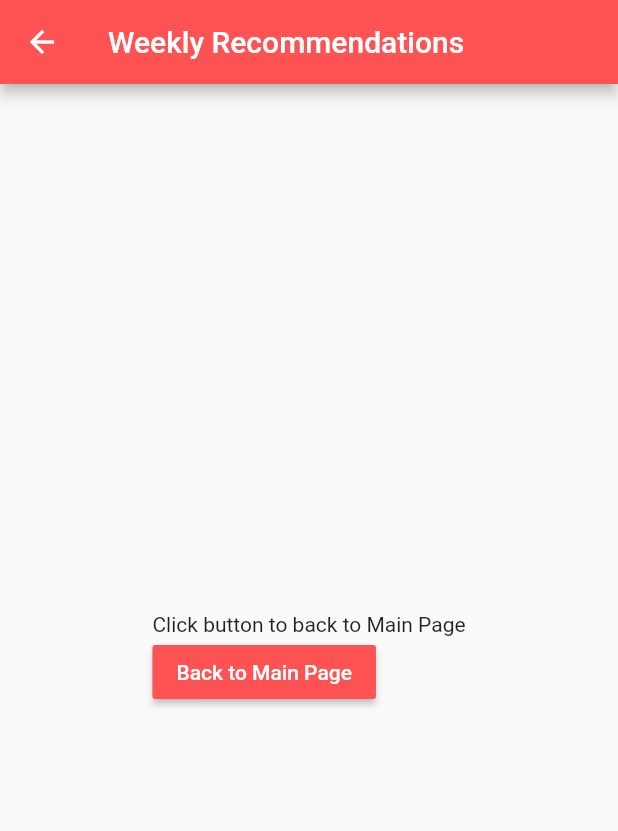
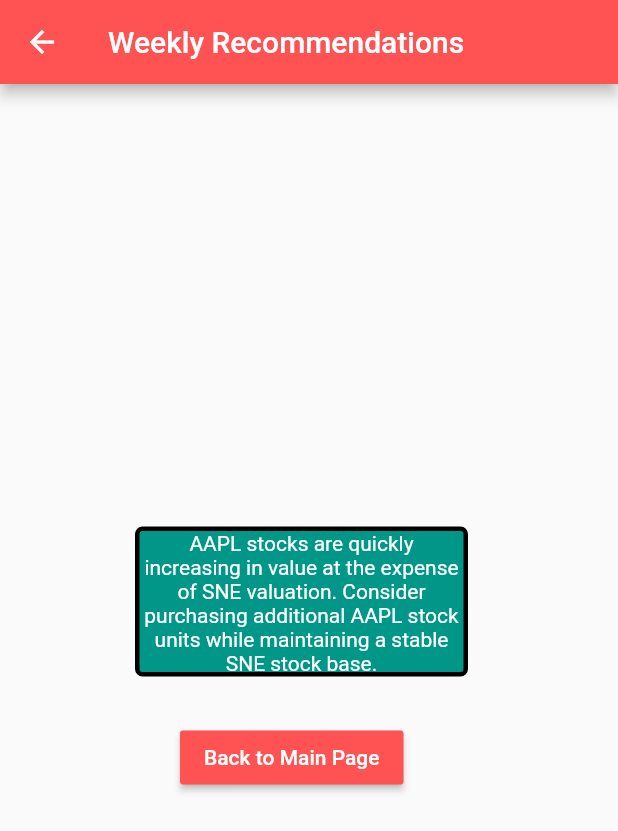
Before and after one commit to shreyachalla/sprout-dsc, a Flutter app: the screen it shows after launch, after a tap on "Here is how", on a phone screen of 412 x 824 dp. Shown: the top 831 px of the screen. Run offline on Flutter 3.47's test engine with Material 2 defaults, Android fonts, the phone set to English and light mode, and no system bars; our stand-ins replace pie_chart; network calls fail.

Commit message:
Small tweaks

```diff
--- a/sprout_project/lib/home.dart
+++ b/sprout_project/lib/home.dart
@@ -1,3 +1,4 @@
+import 'package:flutter/cupertino.dart';
 import 'package:flutter/material.dart';
 
 void main() {
@@ -94,16 +95,34 @@
           mainAxisAlignment: MainAxisAlignment.center,
           crossAxisAlignment: CrossAxisAlignment.start,
           children: <Widget>[
-            Text('Click button to back to Main Page'),
-            RaisedButton(
+            Container(
+              margin: EdgeInsets.fromLTRB(90, 0, 100, 0),
+              height: 100,
+              width: 400,
+              alignment: Alignment.center,
+              decoration: BoxDecoration(
+                border: Border.all(
+                    width: 3.0
+                ),
+                borderRadius: BorderRadius.all(
+                    Radius.circular(5.0) //                 <--- border radius here
+                ),
+                  color: Colors.teal
+              ),
+              child: Text('AAPL stocks are quickly increasing in value at the expense of SNE valuation. Consider purchasing additional AAPL stock units while maintaining a stable SNE stock base.', textAlign: TextAlign.center,
+                style: TextStyle(fontSize: 14, color: Colors.white)),
+            ),
+        Container(
+            margin : EdgeInsets.fromLTRB(120, 30, 0, 0),
+            child: RaisedButton(
               textColor: Colors.white,
               color: Colors.redAccent,
               child: Text('Back to Main Page'),
               onPressed: () {
-                backToMainPage(context);
-              },
-            )
-          ],
+            backToMainPage(context);
+          },
+        )
+        )],
         ),
       ),
     );
--- a/sprout_project/lib/outline.dart
+++ b/sprout_project/lib/outline.dart
@@ -22,7 +22,8 @@
         child: Column(
           mainAxisAlignment: MainAxisAlignment.center,
           children: <Widget>[
-            Image(image: AssetImage('lib/Graph.png'), height: 300, width: 400),
+            Image(image: AssetImage('lib/ProgressCircle-20.png'), height: 70, width: 80),
+            Image(image: AssetImage('lib/Graph.png'), height: 270, width: 400),
             Text(
               'Looking good, [person].',
               style: TextStyle(
--- a/sprout_project/lib/portfolio.dart
+++ b/sprout_project/lib/portfolio.dart
@@ -156,7 +156,14 @@
           mainAxisAlignment: MainAxisAlignment.end,
           crossAxisAlignment: CrossAxisAlignment.start,
           children: <Widget>[
-            Image(image: AssetImage('lib/' + name + '.png'), height: 455, width: 450),
+            Image(image: AssetImage('lib/' + name + '.png'), height: 440, width: 450),
+                Text(
+                  'Tell me about...',
+                  style: TextStyle(
+                      color: Colors.purple,
+                      fontSize: 15),
+                ),
+           // Text('Tell me about...'),
             Table(
               border: TableBorder.all(color: Colors.white),
               children: [
--- a/sprout_project/pubspec.yaml
+++ b/sprout_project/pubspec.yaml
@@ -47,6 +47,7 @@
     - lib/SNE.png
     - lib/TSLA.png
     - lib/Graph.png
+    - lib/ProgressCircle-20.png
   # The following line ensures that the Material Icons font is
   # included with your application, so that you can use the icons in
   # the material Icons class.
```
Also changed, not shown: sprout_project/lib/ProgressCircle-20.png (added).
